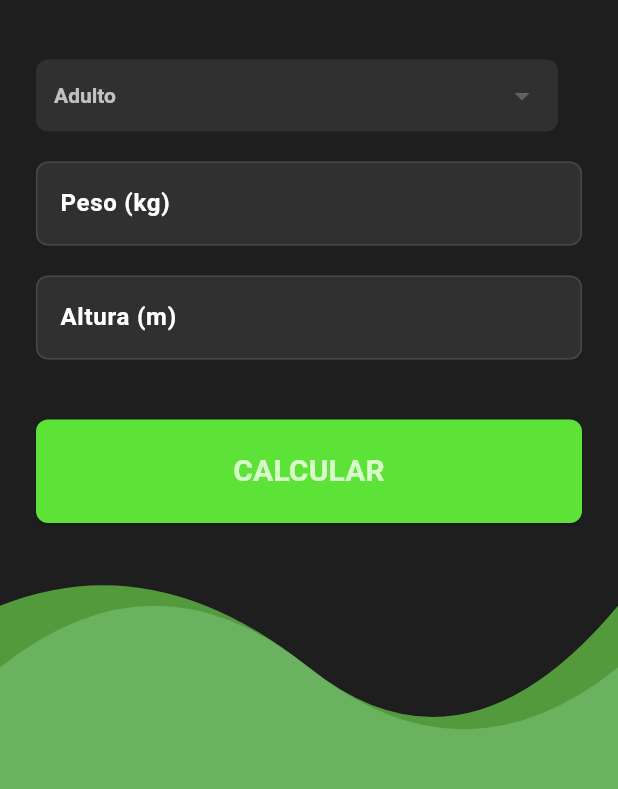
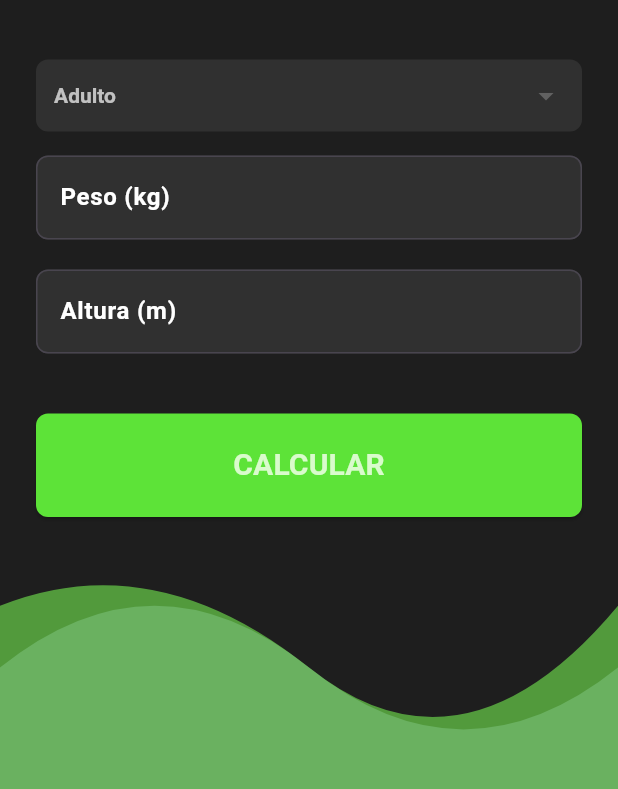
Before and after one commit to MrBarszcz/Programacao-Mobile, a Flutter app: the screen it shows after launch, on a phone screen of 412 x 824 dp, the part 383-1172 px from its top. Run offline on Flutter 3.47's test engine with Material 3 defaults, Android fonts, the phone set to English and light mode, and no system bars.

```diff
--- a/Prova01/Protótipo IMC/lib/main.dart
+++ b/Prova01/Protótipo IMC/lib/main.dart
@@ -408,8 +408,10 @@ class _CalculadoraIMCState extends State<CalculadoraIMC> {
                             color: Colors.grey[850],
                             borderRadius: BorderRadius.circular(8),
                           ),
+                          alignment: Alignment.centerLeft,
                           child: DropdownButtonHideUnderline(
                             child: DropdownButton<String>(
+                              isExpanded: true,
                               value: tipo,
                               dropdownColor: Colors.grey[850],
                               style: const TextStyle(color: Colors.white70, fontWeight: FontWeight.bold),
@@ -429,8 +431,8 @@ class _CalculadoraIMCState extends State<CalculadoraIMC> {
                           ),
                         ),
                       ),
-                      const SizedBox(width: 16),
-                      if (tipo == "Criança")
+                      if (tipo == "Criança") ...[
+                        const SizedBox(width: 16, height: 20),
                         Expanded(
                           child: Container(
                             padding: const EdgeInsets.symmetric(horizontal: 12),
@@ -438,8 +440,10 @@ class _CalculadoraIMCState extends State<CalculadoraIMC> {
                               color: Colors.grey[850],
                               borderRadius: BorderRadius.circular(8),
                             ),
+                            alignment: Alignment.centerLeft,
                             child: DropdownButtonHideUnderline(
                               child: DropdownButton<String>(
+                                isExpanded: true,
                                 value: sexo,
                                 dropdownColor: Colors.grey[850],
                                 style: const TextStyle(color: Colors.white70, fontWeight: FontWeight.bold),
@@ -457,9 +461,10 @@ class _CalculadoraIMCState extends State<CalculadoraIMC> {
                             ),
                           ),
                         ),
+                      ]
                     ],
                   ),
-                  const SizedBox(height: 20),
+                  const SizedBox(height: 16),
                   TextField(
                     controller: pesoController,
                     keyboardType: TextInputType.number,
```
Also changed, not shown: 1 other file.
